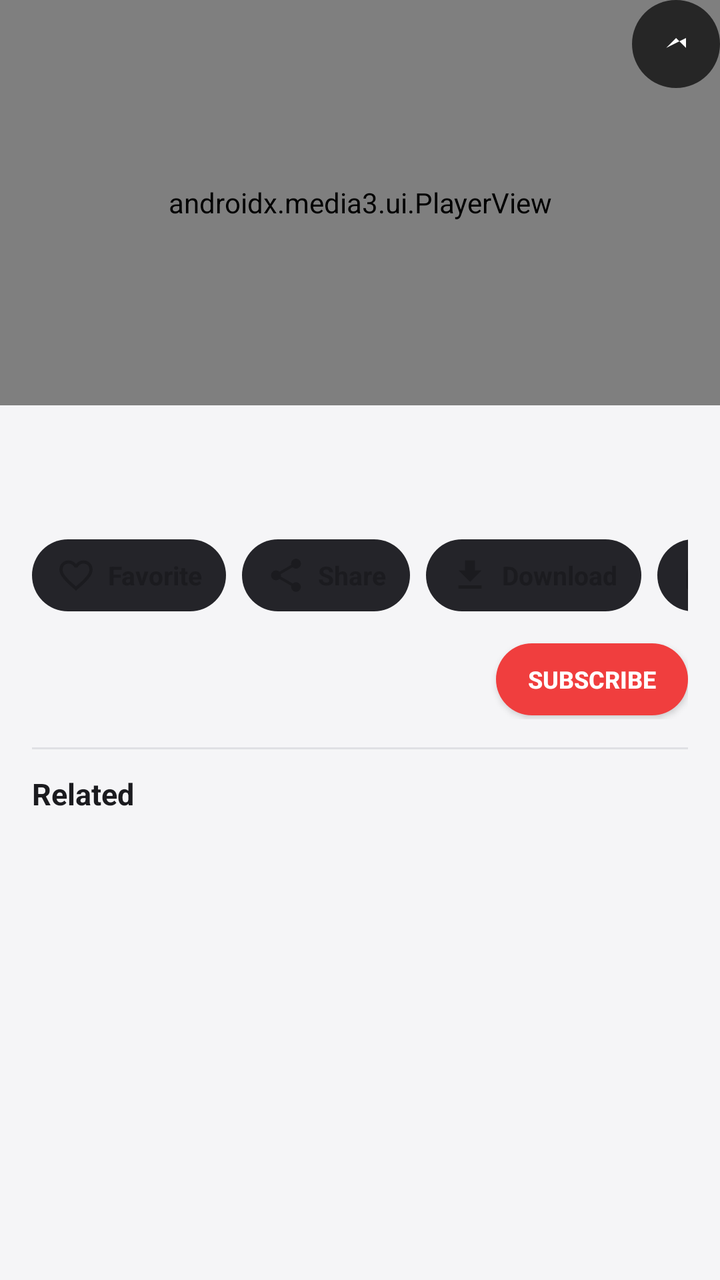
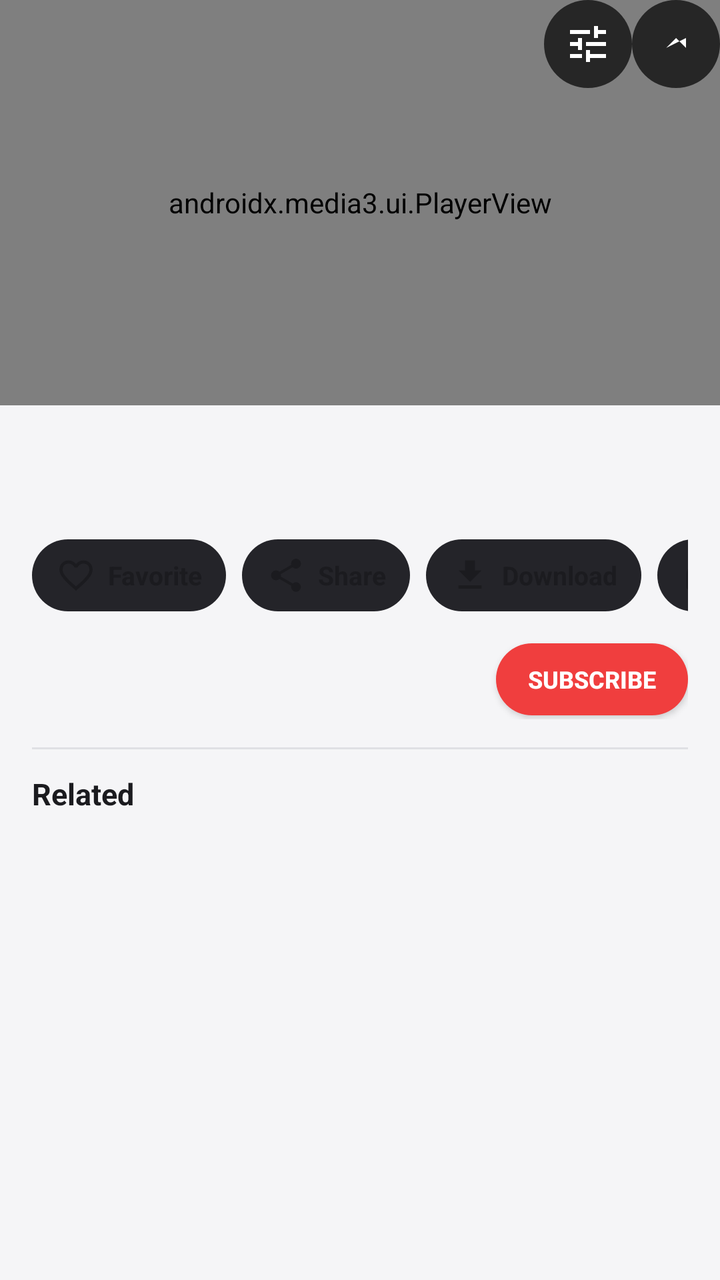

Two renders of the same Android screen: before a commit and after it. Below are the layout's source before the change and the commit's diff.
<!-- AndroidManifest.xml: application theme Theme.SparkTube -->
<!-- res/layout/activity_player.xml -->
<?xml version="1.0" encoding="utf-8"?>
<androidx.constraintlayout.widget.ConstraintLayout xmlns:android="http://schemas.android.com/apk/res/android"
    xmlns:app="http://schemas.android.com/apk/res-auto"
    android:layout_width="match_parent"
    android:layout_height="match_parent"
    android:background="?attr/screenBg">

    <androidx.media3.ui.PlayerView
        android:id="@+id/playerView"
        android:layout_width="0dp"
        android:layout_height="0dp"
        android:background="@android:color/black"
        app:layout_constraintDimensionRatio="16:9"
        app:layout_constraintEnd_toEndOf="parent"
        app:layout_constraintStart_toStartOf="parent"
        app:layout_constraintTop_toTopOf="parent"
        app:resize_mode="fit"
        app:surface_type="texture_view"
        app:use_controller="true" />

    <ImageButton
        android:id="@+id/backButton"
        android:layout_width="48dp"
        android:layout_height="48dp"
        android:layout_marginStart="4dp"
        android:layout_marginTop="28dp"
        android:background="@drawable/bg_icon_scrim"
        android:contentDescription="@string/app_name"
        android:src="@drawable/ic_arrow_back"
        android:visibility="gone"
        app:layout_constraintStart_toStartOf="parent"
        app:layout_constraintTop_toTopOf="parent"
        app:tint="@color/white" />

    <ImageButton
        android:id="@+id/fullscreenButton"
        android:layout_width="44dp"
        android:layout_height="44dp"
        android:background="@drawable/bg_icon_scrim"
        android:contentDescription="@string/action_fullscreen"
        android:src="@drawable/ic_expand"
        app:layout_constraintEnd_toEndOf="parent"
        app:layout_constraintTop_toTopOf="parent"
        app:tint="@color/white" />

    <androidx.core.widget.NestedScrollView
        android:id="@+id/scrollArea"
        android:layout_width="0dp"
        android:layout_height="0dp"
        android:clipToPadding="false"
        android:paddingBottom="24dp"
        app:layout_constraintBottom_toBottomOf="parent"
        app:layout_constraintEnd_toEndOf="parent"
        app:layout_constraintStart_toStartOf="parent"
        app:layout_constraintTop_toBottomOf="@id/playerView">

        <LinearLayout
            android:layout_width="match_parent"
            android:layout_height="wrap_content"
            android:orientation="vertical"
            android:paddingStart="16dp"
            android:paddingTop="12dp"
            android:paddingEnd="16dp">

            <TextView
                android:id="@+id/title"
                android:layout_width="match_parent"
                android:layout_height="wrap_content"
                android:ellipsize="end"
                android:maxLines="2"
                android:textColor="@color/on_surface"
                android:textSize="17sp"
                android:textStyle="bold" />

            <TextView
                android:id="@+id/views"
                android:layout_width="match_parent"
                android:layout_height="wrap_content"
                android:layout_marginTop="4dp"
                android:textColor="@color/on_surface_variant"
                android:textSize="12sp" />

            <HorizontalScrollView
                android:layout_width="match_parent"
                android:layout_height="wrap_content"
                android:layout_marginTop="12dp"
                android:scrollbars="none">

                <LinearLayout
                    android:layout_width="wrap_content"
                    android:layout_height="wrap_content"
                    android:orientation="horizontal">

                    <LinearLayout
                        android:id="@+id/actionFavorite"
                        style="@style/ActionPill">

                        <ImageView
                            android:id="@+id/actionFavoriteIcon"
                            style="@style/ActionPillIcon"
                            android:src="@drawable/ic_favorite_border"
                            app:tint="@color/on_surface" />

                        <TextView
                            android:id="@+id/actionFavoriteLabel"
                            style="@style/ActionPillText"
                            android:text="@string/action_favorite" />
                    </LinearLayout>

                    <LinearLayout
                        android:id="@+id/actionShare"
                        style="@style/ActionPill">

                        <ImageView
                            style="@style/ActionPillIcon"
                            android:src="@drawable/ic_share"
                            app:tint="@color/on_surface" />

                        <TextView
                            style="@style/ActionPillText"
                            android:text="@string/action_share" />
                    </LinearLayout>

                    <LinearLayout
                        android:id="@+id/actionDownload"
                        style="@style/ActionPill">

                        <ImageView
                            android:id="@+id/actionDownloadIcon"
                            style="@style/ActionPillIcon"
                            android:src="@drawable/ic_download"
                            app:tint="@color/on_surface" />

                        <TextView
                            android:id="@+id/actionDownloadLabel"
                            style="@style/ActionPillText"
                            android:text="@string/action_download" />
                    </LinearLayout>

                    <LinearLayout
                        android:id="@+id/actionBackground"
                        style="@style/ActionPill">

                        <ImageView
                            style="@style/ActionPillIcon"
                            android:src="@drawable/ic_headset"
                            app:tint="@color/on_surface" />

                        <TextView
                            style="@style/ActionPillText"
                            android:text="@string/action_background" />
                    </LinearLayout>

                    <LinearLayout
                        android:id="@+id/actionPip"
                        style="@style/ActionPill">

                        <ImageView
                            style="@style/ActionPillIcon"
                            android:src="@drawable/ic_pip"
                            app:tint="@color/on_surface" />

                        <TextView
                            style="@style/ActionPillText"
                            android:text="@string/action_pip" />
                    </LinearLayout>
                </LinearLayout>
            </HorizontalScrollView>

            <LinearLayout
                android:layout_width="match_parent"
                android:layout_height="wrap_content"
                android:layout_marginTop="14dp"
                android:gravity="center_vertical"
                android:orientation="horizontal">

                <com.google.android.material.imageview.ShapeableImageView
                    android:id="@+id/channelAvatar"
                    android:layout_width="40dp"
                    android:layout_height="40dp"
                    android:scaleType="centerCrop"
                    app:shapeAppearanceOverlay="@style/CircleImage" />

                <LinearLayout
                    android:id="@+id/channelInfo"
                    android:layout_width="0dp"
                    android:layout_height="wrap_content"
                    android:layout_marginStart="10dp"
                    android:layout_weight="1"
                    android:orientation="vertical">

                    <TextView
                        android:id="@+id/channelName"
                        android:layout_width="match_parent"
                        android:layout_height="wrap_content"
                        android:ellipsize="end"
                        android:singleLine="true"
                        android:textColor="@color/on_surface"
                        android:textSize="14sp"
                        android:textStyle="bold" />

                    <TextView
                        android:id="@+id/channelSubs"
                        android:layout_width="match_parent"
                        android:layout_height="wrap_content"
                        android:layout_marginTop="1dp"
                        android:ellipsize="end"
                        android:singleLine="true"
                        android:textColor="@color/on_surface_variant"
                        android:textSize="12sp" />
                </LinearLayout>

                <Button
                    android:id="@+id/subscribeButton"
                    android:layout_width="wrap_content"
                    android:layout_height="36dp"
                    android:background="@drawable/bg_subscribe_off"
                    android:gravity="center"
                    android:minWidth="0dp"
                    android:paddingStart="16dp"
                    android:paddingEnd="16dp"
                    android:text="@string/subscribe"
                    android:textAllCaps="true"
                    android:textColor="@color/white"
                    android:textSize="12sp"
                    android:textStyle="bold" />
            </LinearLayout>

            <View
                android:layout_width="match_parent"
                android:layout_height="1dp"
                android:layout_marginTop="14dp"
                android:layout_marginBottom="6dp"
                android:background="@color/outline"
                android:alpha="0.5" />

            <TextView
                android:layout_width="match_parent"
                android:layout_height="wrap_content"
                android:layout_marginTop="6dp"
                android:layout_marginBottom="2dp"
                android:text="@string/related_videos"
                android:textColor="@color/on_surface"
                android:textSize="15sp"
                android:textStyle="bold" />

            <androidx.recyclerview.widget.RecyclerView
                android:id="@+id/relatedList"
                android:layout_width="match_parent"
                android:layout_height="wrap_content"
                android:nestedScrollingEnabled="false"
                android:overScrollMode="never" />
        </LinearLayout>
    </androidx.core.widget.NestedScrollView>

    <ProgressBar
        android:id="@+id/loading"
        android:layout_width="wrap_content"
        android:layout_height="wrap_content"
        android:layout_gravity="center"
        android:visibility="gone"
        app:layout_constraintBottom_toBottomOf="parent"
        app:layout_constraintEnd_toEndOf="parent"
        app:layout_constraintStart_toStartOf="parent"
        app:layout_constraintTop_toTopOf="parent" />

    <LinearLayout
        android:id="@+id/errorView"
        android:layout_width="wrap_content"
        android:layout_height="wrap_content"
        android:layout_gravity="center"
        android:gravity="center"
        android:orientation="vertical"
        android:visibility="gone"
        app:layout_constraintBottom_toBottomOf="parent"
        app:layout_constraintEnd_toEndOf="parent"
        app:layout_constraintStart_toStartOf="parent"
        app:layout_constraintTop_toTopOf="parent">

        <TextView
            android:id="@+id/errorText"
            android:layout_width="wrap_content"
            android:layout_height="wrap_content"
            android:gravity="center"
            android:textColor="@color/on_surface_variant" />

        <Button
            android:id="@+id/retryButton"
            android:layout_width="wrap_content"
            android:layout_height="wrap_content"
            android:layout_marginTop="8dp"
            android:text="@string/retry"
            android:visibility="gone" />
    </LinearLayout>
</androidx.constraintlayout.widget.ConstraintLayout>
<!-- resources referenced by this layout -->
<resources>
  <color name="on_surface">#1B1B1F</color>
  <color name="on_surface_variant">#61646C</color>
  <color name="outline">#C9CBD1</color>
  <color name="white">#FFFFFFFF</color>
  <!-- drawable bg_icon_scrim (drawable) -->
  <?xml version="1.0" encoding="utf-8"?>
  <shape xmlns:android="http://schemas.android.com/apk/res/android">
      <solid android:color="@color/player_scrim" />
      <corners android:radius="24dp" />
  </shape>
  <!-- drawable bg_subscribe_off (drawable) -->
  <?xml version="1.0" encoding="utf-8"?>
  <ripple xmlns:android="http://schemas.android.com/apk/res/android"
      android:color="#66FFFFFF">
      <item>
          <shape>
              <solid android:color="?attr/accent" />
              <corners android:radius="18dp" />
          </shape>
      </item>
  </ripple>
  <!-- drawable ic_download (drawable) -->
  <vector xmlns:android="http://schemas.android.com/apk/res/android"
      android:width="24dp"
      android:height="24dp"
      android:viewportWidth="24"
      android:viewportHeight="24">
      <path
          android:fillColor="#FF000000"
          android:pathData="M19,9h-4V3H9v6H5l7,7 7,-7zM5,18v2h14v-2H5z" />
  </vector>
  <!-- drawable ic_expand (drawable) -->
  <vector xmlns:android="http://schemas.android.com/apk/res/android"
      android:width="24dp"
      android:height="24dp"
      android:viewportWidth="24"
      android:viewportHeight="24">
      <path
          android:fillColor="#FF000000"
          android:pathData="M7,14L12,9l5,5v-5z" />
  </vector>
  <string name="action_background">Background play</string>
  <string name="action_download">Download</string>
  <string name="action_favorite">Favorite</string>
  <string name="action_fullscreen">Fullscreen</string>
  <string name="action_pip">Picture in picture</string>
  <string name="action_share">Share</string>
  <string name="app_name">SparkTube</string>
  <string name="related_videos">Related</string>
  <string name="retry">Retry</string>
  <string name="subscribe">SUBSCRIBE</string>
  <style name="ActionPillIcon">
          <item name="android:layout_width">20dp</item>
          <item name="android:layout_height">20dp</item>
          <item name="android:importantForAccessibility">no</item>
      </style>
  <style name="ActionPillText">
          <item name="android:layout_width">wrap_content</item>
          <item name="android:layout_height">wrap_content</item>
          <item name="android:layout_marginStart">6dp</item>
          <item name="android:textColor">@color/on_surface</item>
          <item name="android:textSize">13sp</item>
          <item name="android:textStyle">bold</item>
      </style>
  <style name="CircleImage" parent="">
          <item name="cornerFamily">rounded</item>
          <item name="cornerSize">20dp</item>
      </style>
  <color name="player_scrim">#B3000000</color>
  <!-- drawable bg_action_pill (drawable) -->
  <?xml version="1.0" encoding="utf-8"?>
  <ripple xmlns:android="http://schemas.android.com/apk/res/android"
      android:color="#33FFFFFF">
      <item>
          <shape>
              <solid android:color="#242429" />
              <corners android:radius="18dp" />
          </shape>
      </item>
  </ripple>
  <color name="spark_red">#F03E3E</color>
  <color name="bg">#F5F5F7</color>
  <color name="surface">#FFFFFF</color>
  <color name="surface_elevated">#EFEFF2</color>
  <color name="chip_selected_bg">#33F03E3E</color>
  <!-- unchanged entries left out for length: 7 -->
</resources>

<!-- the commit's change to res/layout/activity_player.xml (unified diff, before → after) -->
@@ -40,6 +40,17 @@
         android:contentDescription="@string/action_fullscreen"
         android:src="@drawable/ic_expand"
         app:layout_constraintEnd_toEndOf="parent"
+        app:layout_constraintTop_toTopOf="parent"
+        app:tint="@color/white" />
+
+    <ImageButton
+        android:id="@+id/scaleButton"
+        android:layout_width="44dp"
+        android:layout_height="44dp"
+        android:background="@drawable/bg_icon_scrim"
+        android:contentDescription="@string/action_scale_mode"
+        android:src="@drawable/ic_tune"
+        app:layout_constraintEnd_toStartOf="@id/fullscreenButton"
         app:layout_constraintTop_toTopOf="parent"
         app:tint="@color/white" />
 
<!-- resource entries referenced after the edit -->
@@ -41,11 +41,22 @@
           android:fillColor="#FF000000"
           android:pathData="M7,14L12,9l5,5v-5z" />
   </vector>
+  <!-- drawable ic_tune (drawable) -->
+  <vector xmlns:android="http://schemas.android.com/apk/res/android"
+      android:width="24dp"
+      android:height="24dp"
+      android:viewportWidth="24"
+      android:viewportHeight="24">
+      <path
+          android:fillColor="#FF000000"
+          android:pathData="M3,17v2h6v-2H3zM3,5v2h10V5H3zM13,21v-2h8v-2h-8v-2h-2v6h2zM7,9v2H3v2h4v2h2V9H7zM21,13v-2H11v2h10zM15,9h2V7h4V5h-4V3h-2v6z" />
+  </vector>
   <string name="action_background">Background play</string>
   <string name="action_download">Download</string>
   <string name="action_favorite">Favorite</string>
   <string name="action_fullscreen">Fullscreen</string>
   <string name="action_pip">Picture in picture</string>
+  <string name="action_scale_mode">Video scale mode</string>
   <string name="action_share">Share</string>
   <string name="app_name">SparkTube</string>
   <string name="related_videos">Related</string>
